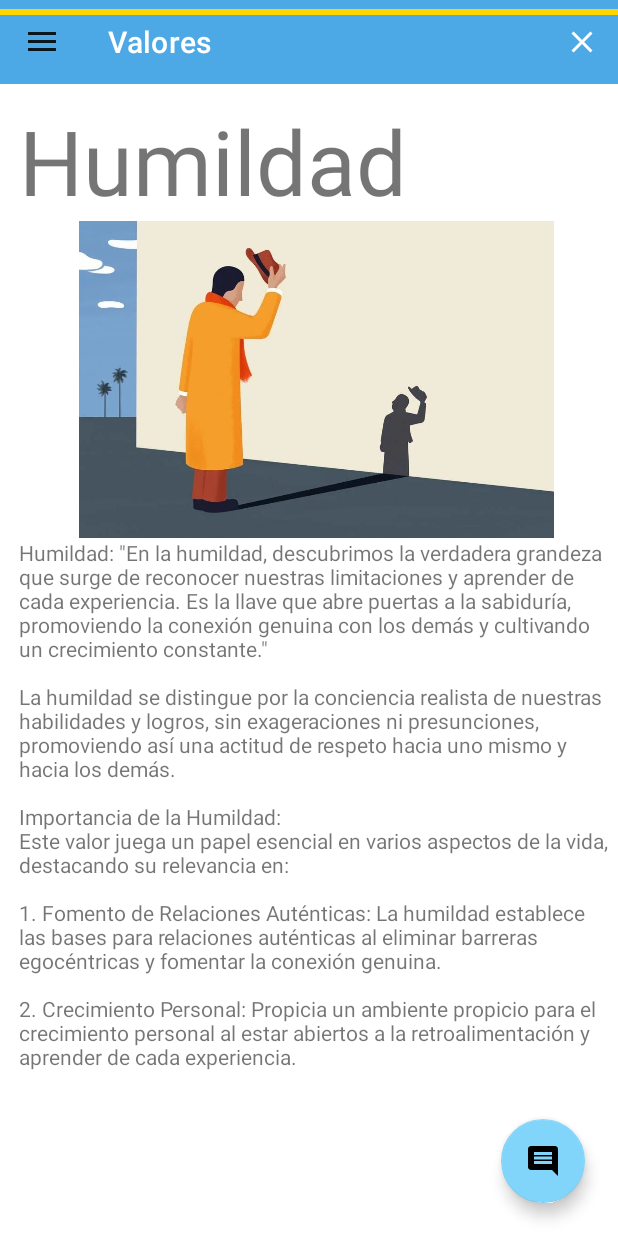
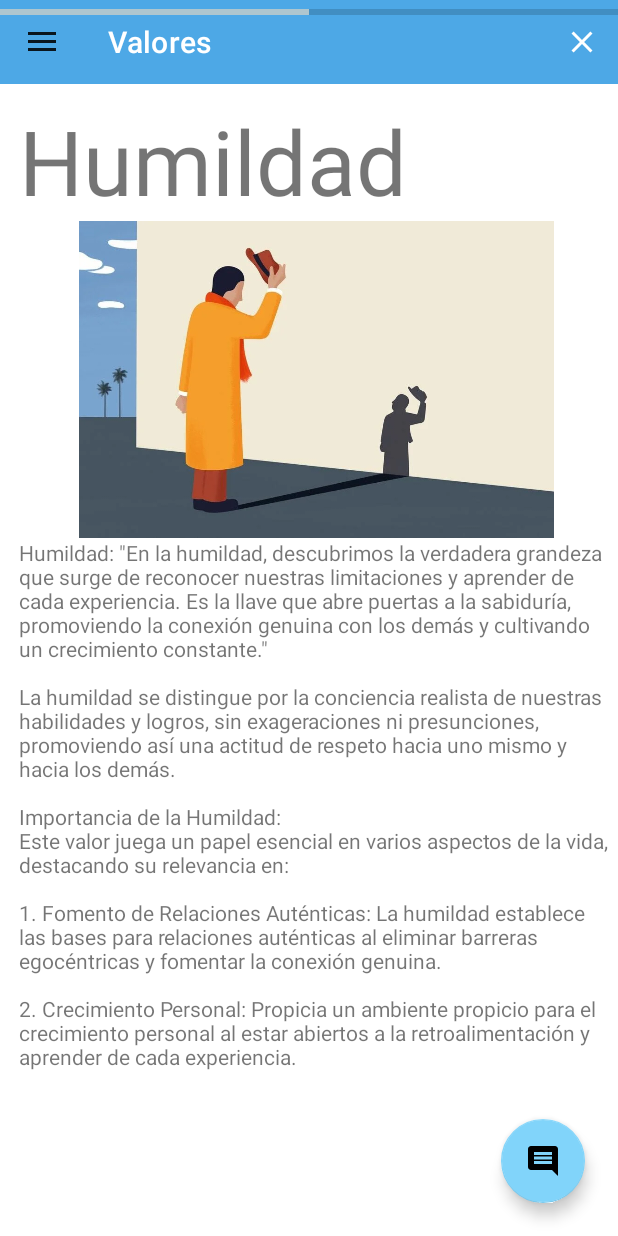
Before and after one commit to Rulios/proyecto-hpa4, an Android app: the MainActivity screen opened directly, with no data from a screen before it, in the side drawer, after a tap on "Amor", on a phone screen of 412 x 824 dp. Run offline under Robolectric (Android 15) with nearby library versions, the phone set to English and light mode, and no system bars.

Commit message:
Versión No Fallida, pero incompleta. Detalles, colores interfaz, Errores principales e importantes corregidos.

```diff
--- a/app/src/main/java/com/example/proyecto1_hpa/AdaptadorViewComentarios.java
+++ b/app/src/main/java/com/example/proyecto1_hpa/AdaptadorViewComentarios.java
@@ -45,7 +45,6 @@ public class AdaptadorViewComentarios extends BaseAdapter {
             vista = inflate.inflate(R.layout.comentario, null);
         }
 
-
         // Bind data to your view
         TextView usuarioTextView = vista.findViewById(R.id.Usaurio);
         TextView comentarioTextView = vista.findViewById(R.id.comentario);
--- a/app/src/main/java/com/example/proyecto1_hpa/Comentarios.java
+++ b/app/src/main/java/com/example/proyecto1_hpa/Comentarios.java
@@ -45,7 +45,7 @@ public class Comentarios {
     public void setFechaStr(String fechaStr) {
         this.fechaStr = fechaStr;
     }
-
+    // No usado
     public void setDescripcion(String descripcion) {
         this.descripcion = descripcion;
         update();
@@ -62,7 +62,7 @@ public class Comentarios {
 
         db.insert("comentarios", null, contentValues);
     }
-
+    // No usado
     private void update() {
         ContentValues contentValues = new ContentValues();
 
@@ -94,7 +94,7 @@ public class Comentarios {
         }
     }
     */
-
+    // No usado
     public void delete() {
         db.delete("comentarios", "_id = ?", new String[]{String.valueOf(this.idComentario)});
     }
--- a/app/src/main/java/com/example/proyecto1_hpa/PantallaComentarios.java
+++ b/app/src/main/java/com/example/proyecto1_hpa/PantallaComentarios.java
@@ -48,16 +48,8 @@ public class PantallaComentarios extends AppCompatActivity {
         etComentario = findViewById(R.id.ETcoment);
 
         listaComentarios = Comentarios.getAllComments(valor);
-        if(listaComentarios != null){
-            for (Comentarios cm:
-                    listaComentarios) {
-                Log.d("Comentario: ", cm.getDescripcion());
-            }
-        }
 
         adaptadoComentarios = new AdaptadorViewComentarios(getApplicationContext(), listaComentarios);
-        Log.d("Tamano array: ", String.valueOf(listaComentarios.size()));
-        Log.d("Tamano adaptador: ", String.valueOf(adaptadoComentarios.getCount()));
 
         lstComentarios.setAdapter(adaptadoComentarios);
         btnComentar.setOnClickListener(new View.OnClickListener() {
@@ -74,6 +66,9 @@ public class PantallaComentarios extends AppCompatActivity {
         TB2=(Toolbar) findViewById(R.id.TB2);
         setSupportActionBar(TB2);
 
+        TB2.setTitle("Comentarios de " + valor);
+
+        // El sistema operativo saca el teclado y lo acepta como entrada de datos | Y se manda a hacer un redimensionamiento
         getWindow().setSoftInputMode(WindowManager.LayoutParams.SOFT_INPUT_ADJUST_RESIZE);
 
     }
@@ -84,7 +79,6 @@ public class PantallaComentarios extends AppCompatActivity {
         MenuInflater inflater=getMenuInflater();
         inflater.inflate(R.menu.menuoolbarcomentarios, menu);
         TB2.setNavigationIcon(null);
-
         return true;
     }
 
@@ -108,7 +102,7 @@ public class PantallaComentarios extends AppCompatActivity {
     public boolean onOptionsItemSelected(MenuItem item){
         if(item.getItemId()==R.id.returnButton)
         {
-            Intent intentRegresarVal=new Intent(PantallaComentarios.this, MainActivity.class);
+            Intent intentRegresarVal = new Intent(PantallaComentarios.this, MainActivity.class);
             startActivity(intentRegresarVal);
         }
         return true;
@@ -117,12 +111,6 @@ public class PantallaComentarios extends AppCompatActivity {
     @Override
     protected void onResume(){
         SIA.onResume();
-        /*
-        listaComentarios = Comentarios.getAllComments(valor);
-        AdaptadorViewComentarios adaptadoComentarios = new AdaptadorViewComentarios(getApplicationContext(), listaComentarios);
-        lstComentarios.setAdapter(adaptadoComentarios);
-
-         */
         super.onResume();
     }
 
--- a/app/src/main/java/com/example/proyecto1_hpa/Usuarios.java
+++ b/app/src/main/java/com/example/proyecto1_hpa/Usuarios.java
@@ -17,9 +17,11 @@ public class Usuarios {
         this.username = username;
     }
 
+    // No usado
     public String getUsername() {
         return username;
     }
+    // No usado
     public void setUsername(String username) {
         int id = getId();
         this.username = username;
@@ -40,6 +42,7 @@ public class Usuarios {
 
     }
 
+    // No usado
     private void update(int id) {
         ContentValues contentValues = new ContentValues();
         contentValues.put("USERNAME", this.username);
@@ -50,6 +53,7 @@ public class Usuarios {
         db.delete("usuarios", "USERNAME = ?", new String[]{this.username});
     }
 
+    // No usado
     private int getId(){
 
         String[] columns = new String[] {"_id"};
@@ -86,6 +90,7 @@ public class Usuarios {
             return null;
         }
     }
+    // No usado
     public static Cursor getAllUsers() {
         SQLiteDatabase db = DatabaseSingleton.getDatabase();
         String query = "SELECT * FROM usuarios";
--- a/app/src/main/res/layout/activity_main.xml
+++ b/app/src/main/res/layout/activity_main.xml
@@ -35,10 +35,10 @@
             android:layout_width="match_parent"
             android:layout_height="wrap_content"
             android:indeterminate="false"
-            android:max="5"
+            android:max="10"
             android:min="0"
             android:progress="0"
-            android:progressTint="#FFD600" />
+            android:progressTint="?attr/colorOnBackground" />
 
         <androidx.viewpager2.widget.ViewPager2
             android:id="@+id/viewPager2"
--- a/app/src/main/res/values-night/themes.xml
+++ b/app/src/main/res/values-night/themes.xml
@@ -17,4 +17,6 @@
         <item name="colorOnPrimary">@color/GrisOscuro</item>
         <item name="colorPrimaryDark">@color/Negro</item>
     </style>
+
+    <style name="Theme.Proyecto1_HPA" parent="Base.Theme.Proyecto1_HPA" />
 </resources>
--- a/app/src/main/res/values/colors.xml
+++ b/app/src/main/res/values/colors.xml
@@ -15,11 +15,4 @@
     <color name="GrisOscuro">#424242</color> <!-- Detalles -->
     <color name="Negro">#000000</color> <!-- Resaltados -->
 
-    <!--
-    <color name="Azul_Oscuro">#1F4172</color>
-    <color name="Celeste">#1CCAD8</color>
-    <color name="Azul">#2F97C1</color>
-    <color name="Turquesa">#15E6CD</color>
-    <color name="Violeta">#9C7A97</color>
-    -->
 </resources>
```
Also changed, not shown: app/src/main/java/com/example/proyecto1_hpa/Valores.java (+8 -6 lines).
